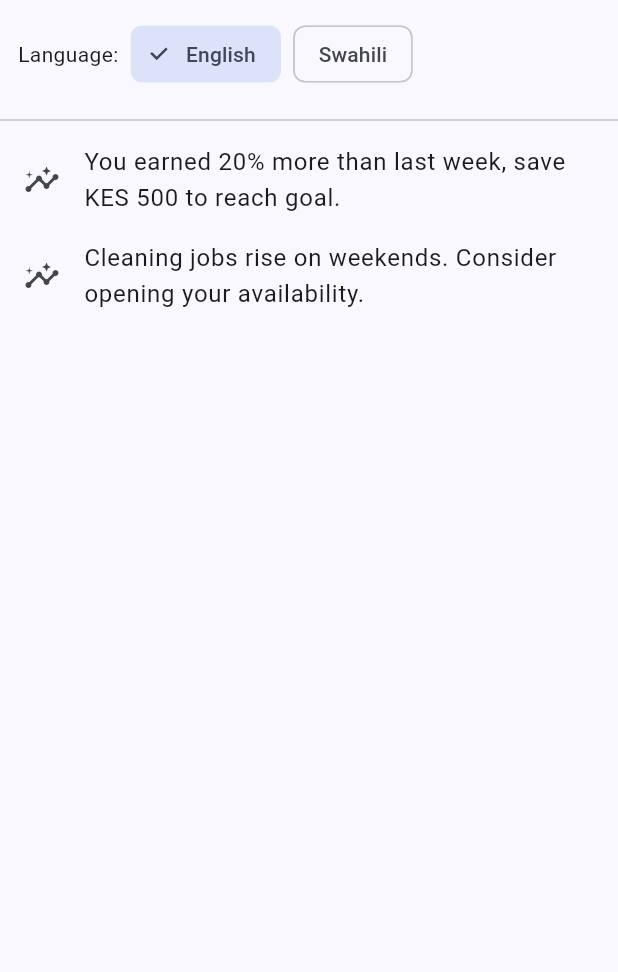
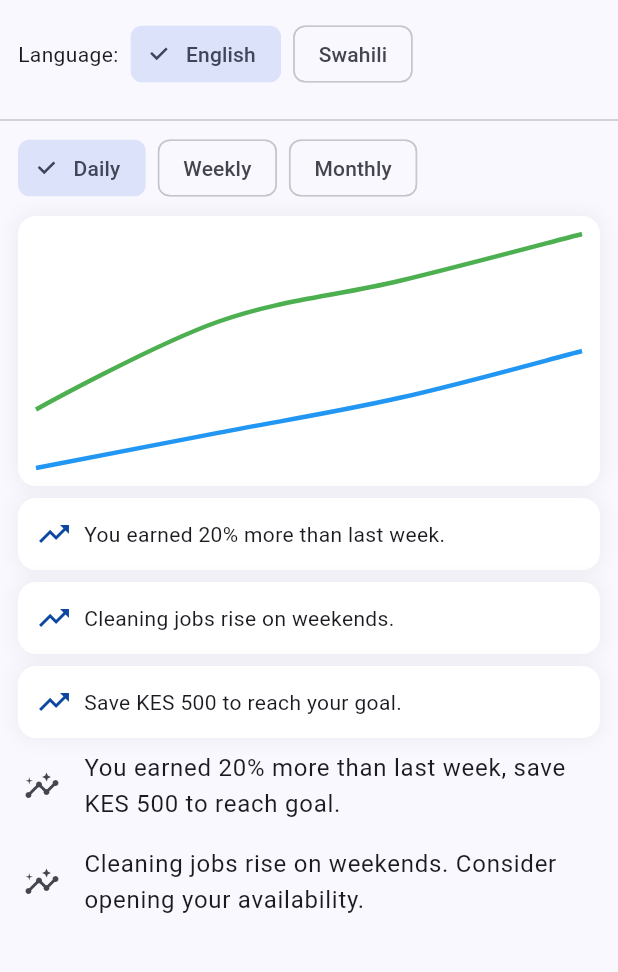
Before and after one commit to Veranzi/Jasho, a Flutter app: the AiAssistantScreen screen opened by its route, on a phone screen of 412 x 824 dp, the part 84-1056 px from its top. Run offline on Flutter 3.47's test engine with Material 3 defaults, Android fonts, the phone set to English and light mode, and no system bars; drawn by our look-alikes of fl_chart; our stand-ins replace printing; accounts and stored records are empty.

Commit message:
Checkpoint before follow-up message
Co-authored-by: afyasasa2025 <afyasasa2025@gmail.com>

```diff
--- a/jashoo/lib/screens/dashboard/ai_assistant_screen.dart
+++ b/jashoo/lib/screens/dashboard/ai_assistant_screen.dart
@@ -1,5 +1,6 @@
 import 'package:flutter/material.dart';
 import 'package:provider/provider.dart';
+import 'package:fl_chart/fl_chart.dart';
 import '../../providers/ai_provider.dart';
 
 class AiAssistantScreen extends StatelessWidget {
@@ -34,6 +35,72 @@ class AiAssistantScreen extends StatelessWidget {
             ),
           ),
           const Divider(),
+          // Period toggles
+          Padding(
+            padding: const EdgeInsets.symmetric(horizontal: 12.0),
+            child: Row(
+              children: [
+                ChoiceChip(label: const Text('Daily'), selected: true, onSelected: (_) {}),
+                const SizedBox(width: 8),
+                ChoiceChip(label: const Text('Weekly'), selected: false, onSelected: (_) {}),
+                const SizedBox(width: 8),
+                ChoiceChip(label: const Text('Monthly'), selected: false, onSelected: (_) {}),
+              ],
+            ),
+          ),
+          const SizedBox(height: 8),
+          // Earnings vs Savings chart
+          Padding(
+            padding: const EdgeInsets.symmetric(horizontal: 12.0),
+            child: Container(
+              height: 180,
+              padding: const EdgeInsets.all(12),
+              decoration: BoxDecoration(
+                color: Colors.white,
+                borderRadius: BorderRadius.circular(12),
+                boxShadow: [
+                  BoxShadow(color: Colors.black.withOpacity(0.05), spreadRadius: 1, blurRadius: 10),
+                ],
+              ),
+              child: LineChart(
+                LineChartData(
+                  gridData: const FlGridData(show: false),
+                  titlesData: const FlTitlesData(show: false),
+                  borderData: FlBorderData(show: false),
+                  lineBarsData: [
+                    LineChartBarData(
+                      spots: const [FlSpot(0, 2), FlSpot(1, 3.5), FlSpot(2, 4.2), FlSpot(3, 5)],
+                      isCurved: true,
+                      color: Colors.green,
+                      barWidth: 3,
+                      dotData: const FlDotData(show: false),
+                    ),
+                    LineChartBarData(
+                      spots: const [FlSpot(0, 1), FlSpot(1, 1.6), FlSpot(2, 2.2), FlSpot(3, 3)],
+                      isCurved: true,
+                      color: Colors.blue,
+                      barWidth: 3,
+                      dotData: const FlDotData(show: false),
+                    ),
+                  ],
+                ),
+              ),
+            ),
+          ),
+          const SizedBox(height: 8),
+          // Predictions
+          Padding(
+            padding: const EdgeInsets.symmetric(horizontal: 12.0),
+            child: Column(
+              children: [
+                _predictionCard(isEnglish ? 'You earned 20% more than last week.' : 'Ulipata 20% zaidi kuliko wiki iliyopita.'),
+                const SizedBox(height: 8),
+                _predictionCard(isEnglish ? 'Cleaning jobs rise on weekends.' : 'Kazi za usafi huongezeka wikendi.'),
+                const SizedBox(height: 8),
+                _predictionCard(isEnglish ? 'Save KES 500 to reach your goal.' : 'Weka KES 500 kufikia lengo.'),
+              ],
+            ),
+          ),
           Expanded(
             child: ListView.builder(
               itemCount: ai.suggestions.length,
@@ -51,4 +118,23 @@ class AiAssistantScreen extends StatelessWidget {
       ),
     );
   }
+
+  Widget _predictionCard(String text) {
+    return Container(
+      width: double.infinity,
+      padding: const EdgeInsets.all(12),
+      decoration: BoxDecoration(
+        color: Colors.white,
+        borderRadius: BorderRadius.circular(12),
+        boxShadow: [BoxShadow(color: Colors.black.withOpacity(0.05), spreadRadius: 1, blurRadius: 10)],
+      ),
+      child: Row(
+        children: [
+          const Icon(Icons.trending_up, color: Color(0xFF0D47A1)),
+          const SizedBox(width: 8),
+          Expanded(child: Text(text)),
+        ],
+      ),
+    );
+  }
 }
```
